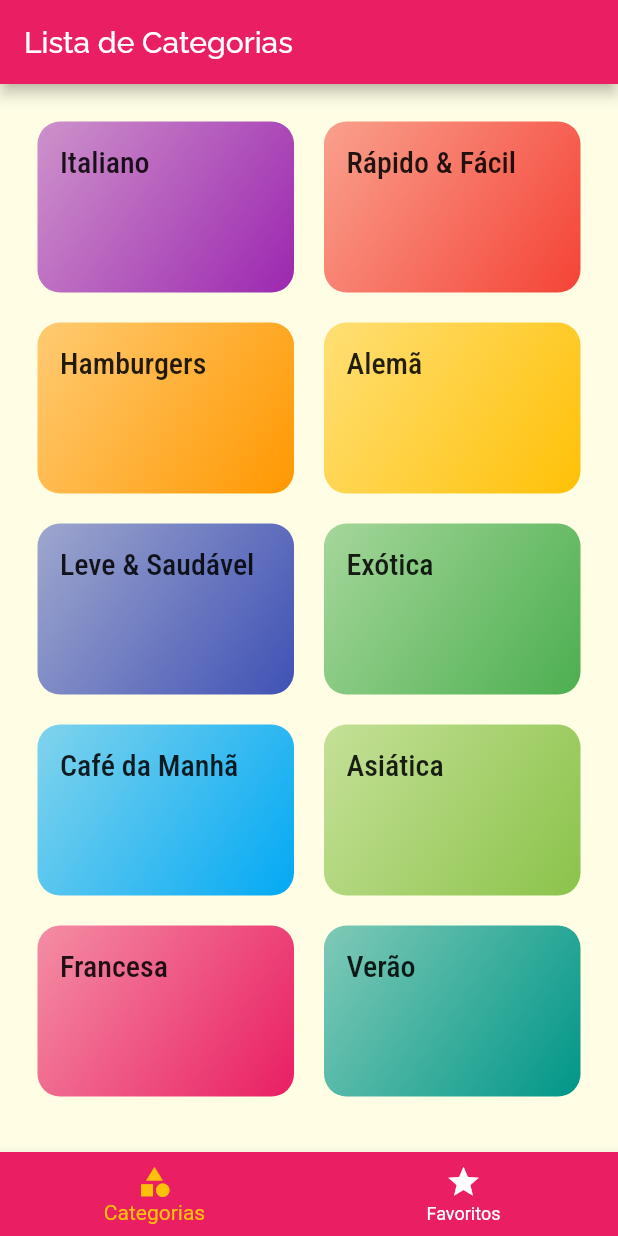
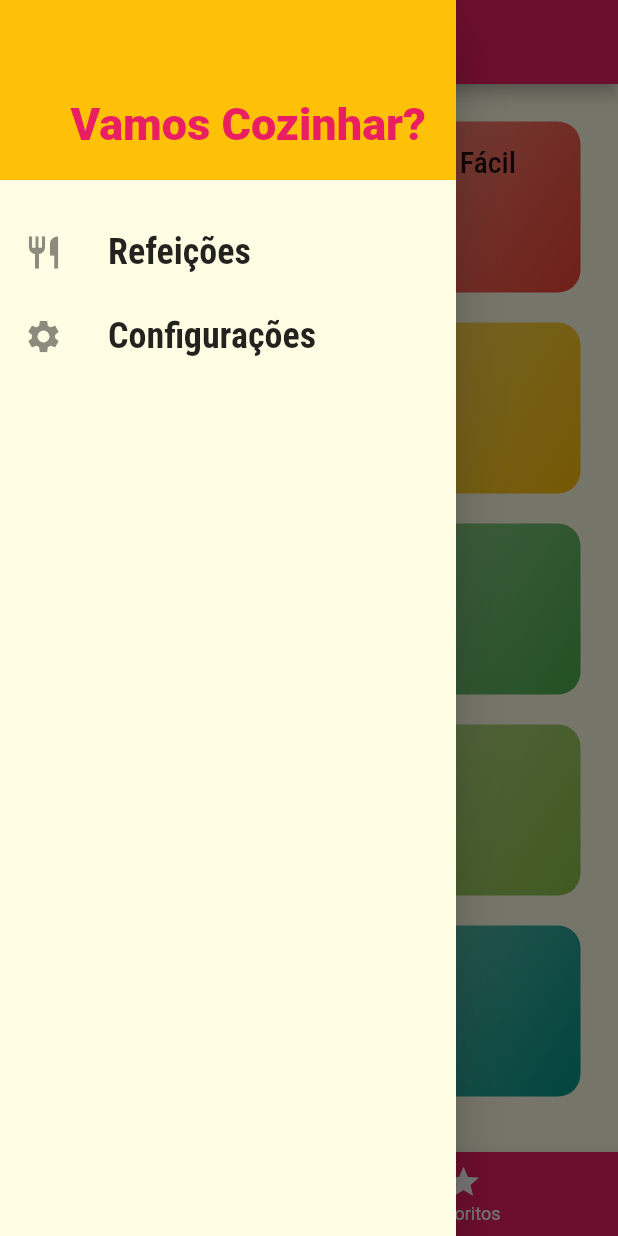
Before and after one commit to rafaelmesquita-ceara/projeto_vamos_cozinhar, a Flutter app: the screen it shows after launch, with the side drawer open (before the commit the screen has no drawer), on a phone screen of 412 x 824 dp. Run offline on Flutter 3.47's test engine with Material 2 defaults, Android fonts, the phone set to English and light mode, and no system bars.

Commit message:
Adicionado drawer

```diff
--- /dev/null
+++ b/lib/components/main_drawer.dart
@@ -0,0 +1,49 @@
+import 'package:flutter/material.dart';
+
+class MainDrawer extends StatelessWidget {
+  Widget _createItem(IconData icon, String label) {
+    return ListTile(
+      leading: Icon(
+        icon,
+        size: 26,
+      ),
+      title: Text(
+        label,
+        style: TextStyle(
+          fontFamily: 'RobotoCondensed',
+          fontSize: 24,
+          fontWeight: FontWeight.bold,
+        ),
+      ),
+      onTap: () {},
+    );
+  }
+
+  @override
+  Widget build(BuildContext context) {
+    return Drawer(
+      child: Column(
+        children: [
+          Container(
+            height: 120,
+            width: double.infinity,
+            padding: EdgeInsets.all(20),
+            color: Theme.of(context).accentColor,
+            alignment: Alignment.bottomRight,
+            child: Text(
+              'Vamos Cozinhar?',
+              style: TextStyle(
+                fontWeight: FontWeight.w900,
+                fontSize: 30,
+                color: Theme.of(context).primaryColor,
+              ),
+            ),
+          ),
+          SizedBox(height: 20),
+          _createItem(Icons.restaurant, 'Refeições'),
+          _createItem(Icons.settings, 'Configurações'),
+        ],
+      ),
+    );
+  }
+}
--- a/lib/screens/tabs_screen.dart
+++ b/lib/screens/tabs_screen.dart
@@ -1,6 +1,7 @@
 import 'package:flutter/material.dart';
 import 'categories_screen.dart';
 import 'favorite_screen.dart';
+import '../components/main_drawer.dart';
 
 class TabsScreen extends StatefulWidget {
   @override
@@ -26,6 +27,7 @@ class _TabsScreenState extends State<TabsScreen> {
       appBar: AppBar(
         title: Text(_screens[_selectedScreenIndex]['title']),
       ),
+      drawer: MainDrawer(),
       body: _screens[_selectedScreenIndex]['screen'],
       bottomNavigationBar: BottomNavigationBar(
         onTap: _selectScreen, // Função ao clicar nos itens de navegação
```
